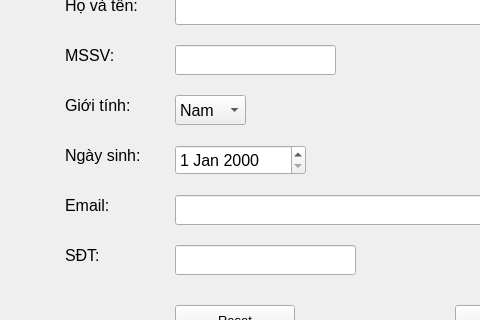
Before: the Qt Designer form projectPy/ThemSV.ui in Nhat2510/project-Python, drawn with Qt 5; both pictures show x 195 to 675 and y 175 to 495 of the 1000 by 650 pixel window.
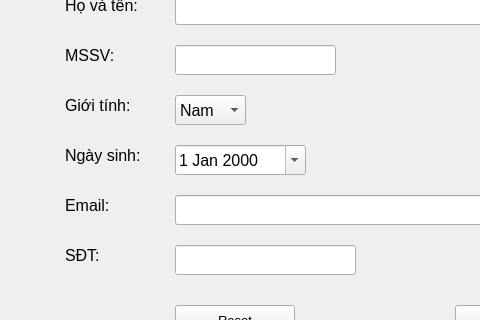
After: the same form once the commit is applied.

The edit to the form file:
```diff
--- a/projectPy/ThemSV.ui
+++ b/projectPy/ThemSV.ui
@@ -153,6 +153,18 @@
       <pointsize>12</pointsize>
      </font>
     </property>
+    <property name="readOnly">
+     <bool>false</bool>
+    </property>
+    <property name="keyboardTracking">
+     <bool>true</bool>
+    </property>
+    <property name="showGroupSeparator" stdset="0">
+     <bool>false</bool>
+    </property>
+    <property name="calendarPopup">
+     <bool>true</bool>
+    </property>
    </widget>
    <widget class="QLabel" name="label_6">
     <property name="geometry">
```
Left out of the diff: 2 changed lines with no effect on the pictures.
